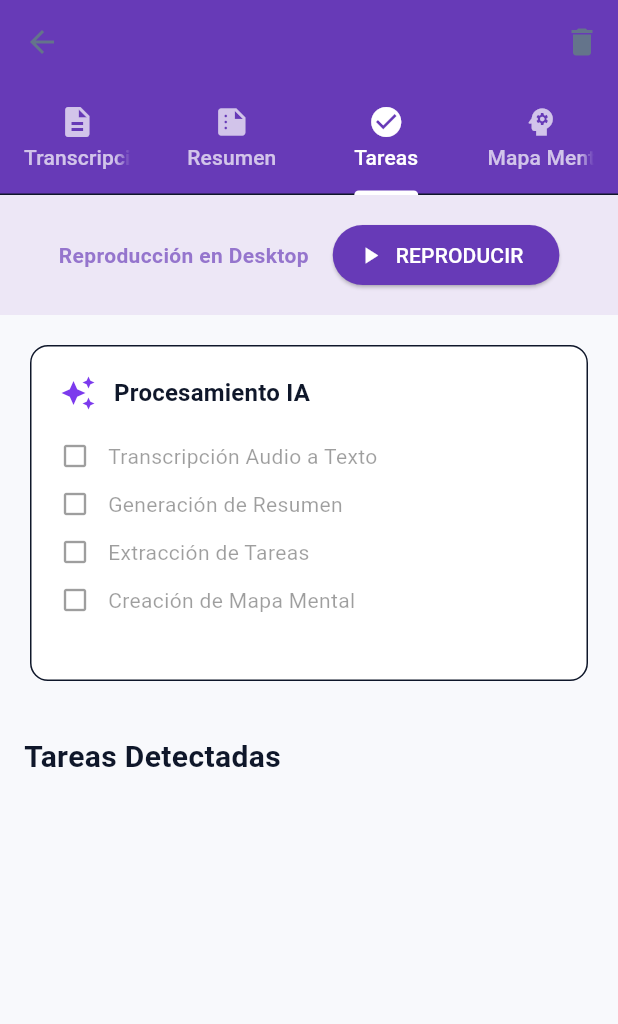
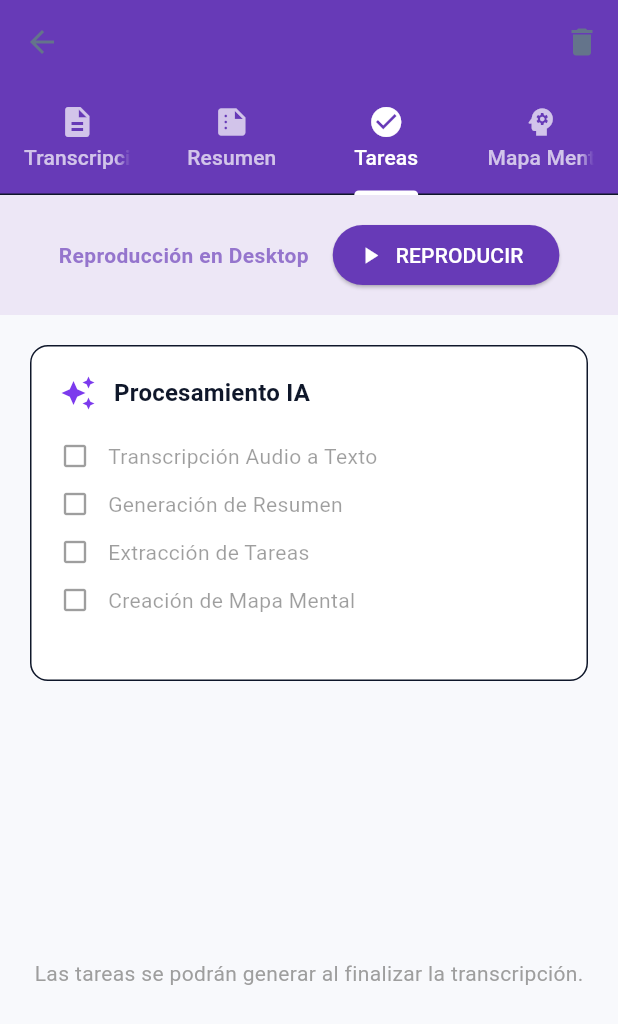
Before and after one commit to NakaPlz/Test_grabadora, a Flutter app: the RecordingDetailPage screen opened directly with empty values, tab 3 chosen, on a phone screen of 412 x 824 dp. Shown: the top 1024 px of the screen. Run offline on Flutter 3.47's test engine with Material 3 defaults, Android fonts, the light colour scheme and no system bars; our stand-ins replace audioplayers, file_picker, flutter_secure_storage, permission_handler, shared_preferences, webview_flutter; missing offline and left inert: record, webview_windows; accounts and stored records are empty; network calls fail.

Commit message:
feat: implement on-demand AI generation for summary, tasks and mindmap

```diff
--- a/frontend/lib/domain/repositories/recording_repository.dart
+++ b/frontend/lib/domain/repositories/recording_repository.dart
@@ -6,6 +6,9 @@ abstract class RecordingRepository {
   Future<Recording> saveRecording(Recording recording);
   Future<void> uploadRecordingFile(String id, String path);
   Future<void> transcribeRecording(String id);
+  Future<void> generateSummary(String id);
+  Future<void> generateTasks(String id);
+  Future<void> generateMindMap(String id);
   Future<void> toggleFavorite(String id, bool isFavorite);
   Future<void> deleteRecording(String id);
   Future<void> restoreRecording(String id);
--- a/frontend/lib/features/recordings/presentation/pages/recording_detail_page.dart
+++ b/frontend/lib/features/recordings/presentation/pages/recording_detail_page.dart
@@ -70,6 +70,10 @@ class _RecordingDetailPageState extends State<RecordingDetailPage> {
   Duration _position = Duration.zero;
   double _playbackSpeed = 1.0;
   bool _isAudioLoading = false;
+
+  bool _isGeneratingSummary = false;
+  bool _isGeneratingTasks = false;
+  bool _isGeneratingMindMap = false;
 
   @override
   void initState() {
@@ -206,6 +210,45 @@ class _RecordingDetailPageState extends State<RecordingDetailPage> {
       ToastService.showInfo(context, "Transcripción iniciada...");
     } catch (e) {
       ToastService.showError(context, "Error iniciando transcripción: $e");
+    }
+  }
+
+  Future<void> _generateSummary() async {
+    setState(() => _isGeneratingSummary = true);
+    try {
+      await _repository.generateSummary(_recording.id);
+      await _refreshRecording();
+      if (mounted) ToastService.showSuccess(context, "Resumen generado");
+    } catch (e) {
+      if (mounted) ToastService.showError(context, "Error al generar resumen: $e");
+    } finally {
+      if (mounted) setState(() => _isGeneratingSummary = false);
+    }
+  }
+
+  Future<void> _generateTasks() async {
+    setState(() => _isGeneratingTasks = true);
+    try {
+      await _repository.generateTasks(_recording.id);
+      await _refreshRecording();
+      if (mounted) ToastService.showSuccess(context, "Tareas generadas");
+    } catch (e) {
+      if (mounted) ToastService.showError(context, "Error al generar tareas: $e");
+    } finally {
+      if (mounted) setState(() => _isGeneratingTasks = false);
+    }
+  }
+
+  Future<void> _generateMindMap() async {
+    setState(() => _isGeneratingMindMap = true);
+    try {
+      await _repository.generateMindMap(_recording.id);
+      await _refreshRecording();
+      if (mounted) ToastService.showSuccess(context, "Mapa mental generado");
+    } catch (e) {
+      if (mounted) ToastService.showError(context, "Error al generar mapa mental: $e");
+    } finally {
+      if (mounted) setState(() => _isGeneratingMindMap = false);
     }
   }
 
@@ -632,26 +675,53 @@ class _RecordingDetailPageState extends State<RecordingDetailPage> {
   }
 
   Widget _buildSummaryTab() {
+    if (_recording.status != RecordingStatus.completed) {
+      return const Center(
+          child: Text(
+              "El resumen se podrá generar al finalizar la transcripción.",
+              style: TextStyle(color: Colors.grey)));
+    }
+
     return SingleChildScrollView(
       padding: const EdgeInsets.all(16.0),
       child: Column(
         crossAxisAlignment: CrossAxisAlignment.start,
         children: [
+          Row(
+            mainAxisAlignment: MainAxisAlignment.spaceBetween,
+            children: [
               const Text(
                 "Resumen Ejecutivo",
                 style: TextStyle(fontSize: 20, fontWeight: FontWeight.bold),
               ),
+              if (_recording.summary.isEmpty)
+                ElevatedButton.icon(
+                  onPressed: _isGeneratingSummary ? null : _generateSummary,
+                  icon: _isGeneratingSummary
+                      ? const SizedBox(
+                          width: 16, height: 16, child: CircularProgressIndicator(strokeWidth: 2))
+                      : const Icon(Icons.auto_awesome),
+                  label: Text(_isGeneratingSummary ? "Generando..." : "Generar Resumen"),
+                ),
+            ],
+          ),
           const SizedBox(height: 16),
+          if (_recording.summary.isNotEmpty)
             Card(
               elevation: 4,
               child: Padding(
                 padding: const EdgeInsets.all(16.0),
                 child: Text(
-                _recording.summary.isNotEmpty
-                    ? _recording.summary
-                    : "El resumen aún no está disponible.",
+                  _recording.summary,
                   style: const TextStyle(fontSize: 16, height: 1.5),
                 ),
+              ),
+            )
+          else if (!_isGeneratingSummary)
+            const Center(
+              child: Padding(
+                padding: EdgeInsets.all(32.0),
+                child: Text("El resumen aún no ha sido generado.", style: TextStyle(color: Colors.grey)),
               ),
             ),
         ],
@@ -660,6 +730,33 @@ class _RecordingDetailPageState extends State<RecordingDetailPage> {
   }
 
   Widget _buildTasksTab() {
+    if (_recording.status != RecordingStatus.completed) {
+      return const Center(
+          child: Text(
+              "Las tareas se podrán generar al finalizar la transcripción.",
+              style: TextStyle(color: Colors.grey)));
+    }
+
+    if (_recording.tasks.isEmpty) {
+      return Center(
+        child: Column(
+          mainAxisAlignment: MainAxisAlignment.center,
+          children: [
+            const Text("Las tareas aún no han sido generadas.", style: TextStyle(color: Colors.grey)),
+            const SizedBox(height: 16),
+            ElevatedButton.icon(
+              onPressed: _isGeneratingTasks ? null : _generateTasks,
+              icon: _isGeneratingTasks
+                  ? const SizedBox(
+                      width: 16, height: 16, child: CircularProgressIndicator(strokeWidth: 2))
+                  : const Icon(Icons.auto_awesome),
+              label: Text(_isGeneratingTasks ? "Generando..." : "Generar Tareas"),
+            )
+          ],
+        ),
+      );
+    }
+
     return ListView.builder(
       padding: const EdgeInsets.all(16.0),
       itemCount: _recording.tasks.length + 1,
@@ -691,13 +788,27 @@ class _RecordingDetailPageState extends State<RecordingDetailPage> {
     if (_recording.status != RecordingStatus.completed) {
       return const Center(
           child: Text(
-              "El mapa mental se generará al finalizar la transcripción.",
+              "El mapa mental se podrá generar al finalizar la transcripción.",
               style: TextStyle(color: Colors.grey)));
     }
     if (_recording.mindMapCode.isEmpty) {
-      return const Center(
-          child: Text("No se pudo generar un mapa mental para este audio.",
-              style: TextStyle(color: Colors.grey)));
+      return Center(
+        child: Column(
+          mainAxisAlignment: MainAxisAlignment.center,
+          children: [
+            const Text("El mapa mental aún no ha sido generado.", style: TextStyle(color: Colors.grey)),
+            const SizedBox(height: 16),
+            ElevatedButton.icon(
+              onPressed: _isGeneratingMindMap ? null : _generateMindMap,
+              icon: _isGeneratingMindMap
+                  ? const SizedBox(
+                      width: 16, height: 16, child: CircularProgressIndicator(strokeWidth: 2))
+                  : const Icon(Icons.auto_awesome),
+              label: Text(_isGeneratingMindMap ? "Generando..." : "Generar Mapa Mental"),
+            )
+          ],
+        ),
+      );
     }
 
     final mermaidCode = _recording.mindMapCode;
```
Also changed, not shown: frontend/lib/features/recordings/data/datasources/recording_remote_datasource.dart (+36 -0 lines), frontend/lib/features/recordings/data/repositories/recording_repository_impl.dart (+15 -0 lines), 2 other files. Lines whose indentation alone changed are shown as unchanged.
